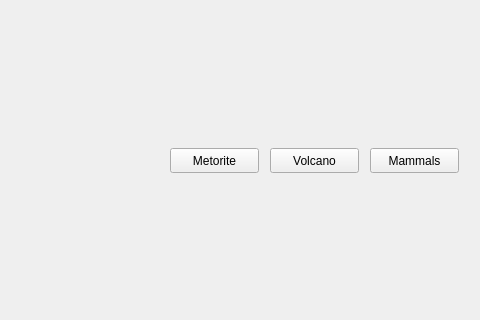
robertche54/a8-an-educational-app-f18, file hubwindow.ui: the form before one commit; both pictures show x 0 to 480 and y 132 to 452 of the 800 by 600 pixel window.
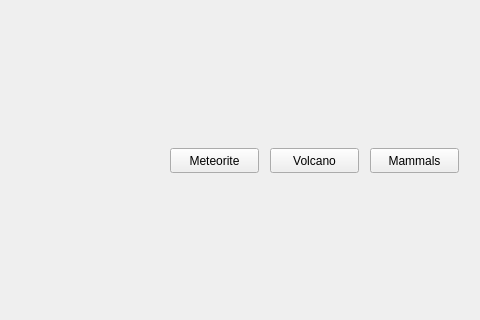
The form after the commit.

```diff
--- a/hubwindow.ui
+++ b/hubwindow.ui
@@ -24,7 +24,7 @@
      </rect>
     </property>
     <property name="text">
-     <string>Metorite</string>
+     <string>Meteorite</string>
     </property>
    </widget>
    <widget class="QPushButton" name="volcanoButton">
```
